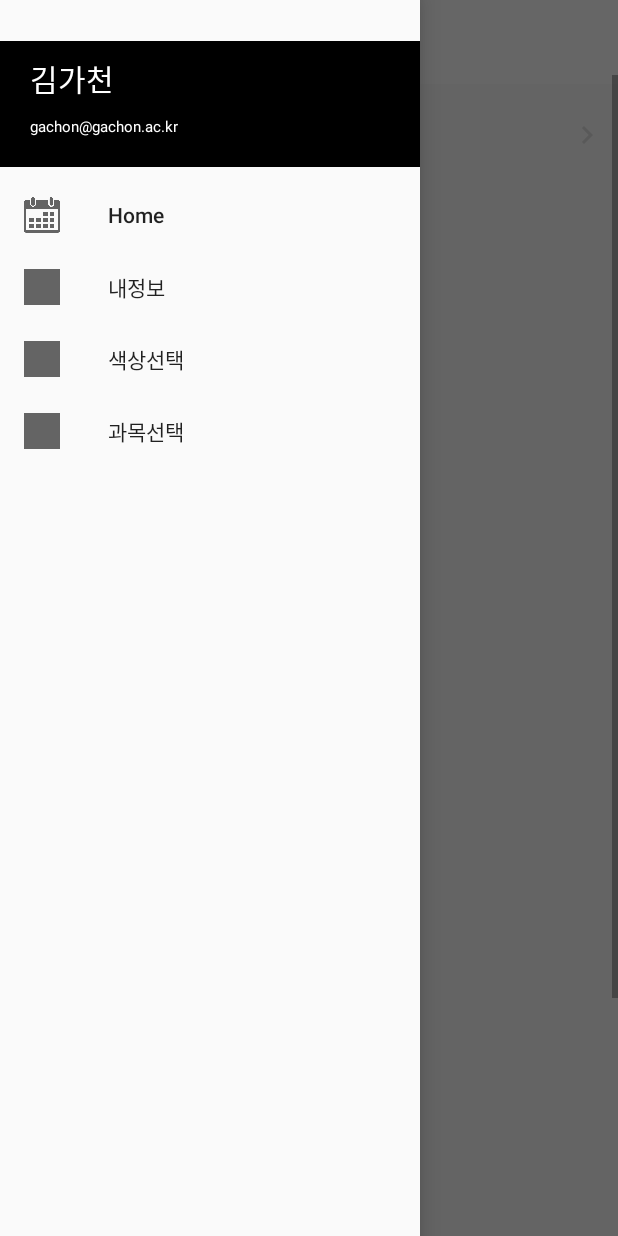
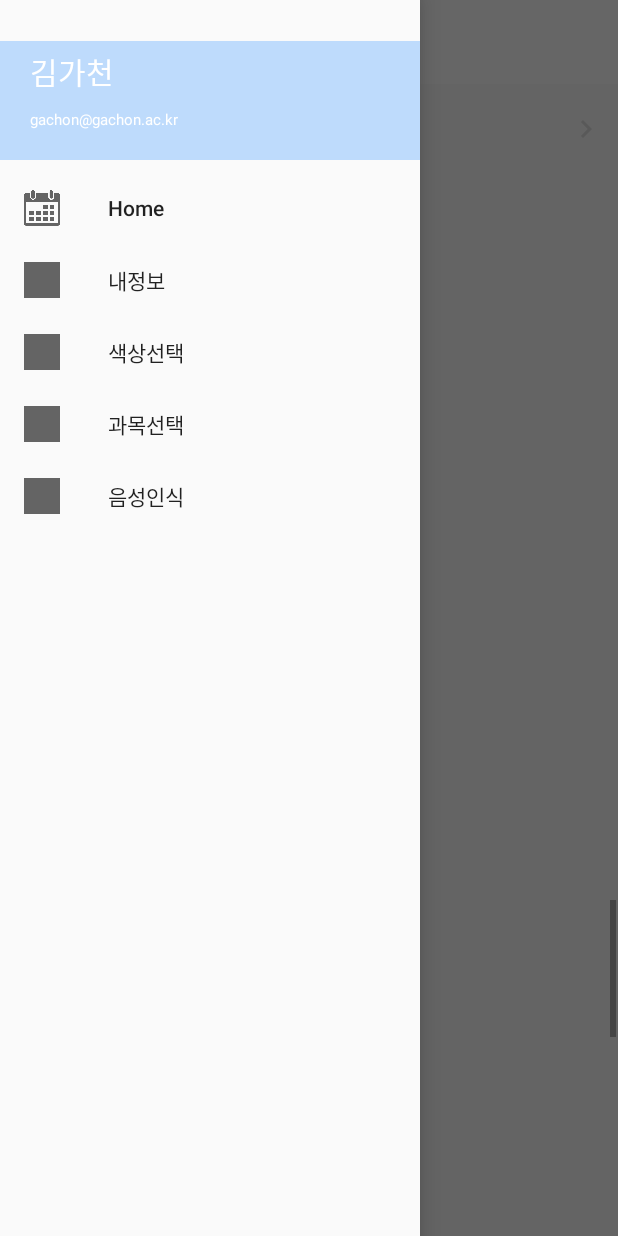
Before and after one commit to zzu-yaaa/Homework_Calendar, an Android app: the HomeFragment screen opened directly, with no data from a screen before it, with the side drawer open, on a phone screen of 412 x 824 dp. Run offline under Robolectric (Android 15) with nearby library versions, the phone set to English and light mode, and no system bars; libraries missing offline, so code that uses them is left out: com.jakewharton.threetenabp; 16 statements that could not run were skipped.

Commit message:
음성인식 추가

```diff
--- a/app/src/main/java/com/example/mp_termproject/HomeFragment.java
+++ b/app/src/main/java/com/example/mp_termproject/HomeFragment.java
@@ -27,10 +27,15 @@ import com.prolificinteractive.materialcalendarview.CalendarDay;
 import com.prolificinteractive.materialcalendarview.MaterialCalendarView;
 import com.prolificinteractive.materialcalendarview.OnDateSelectedListener;
 
+import java.text.DateFormat;
+import java.text.SimpleDateFormat;
 import java.util.ArrayList;
 import java.util.Arrays;
+import java.util.Calendar;
+import java.util.Date;
 import java.util.HashSet;
 import java.util.List;
+import java.util.Locale;
 import java.util.Set;
 
 /**
@@ -40,13 +45,10 @@ import java.util.Set;
  */
 public class HomeFragment extends Fragment {
 
-    int doneColor=Color.GRAY;
-    int undoneColor=Color.YELLOW;
+    int doneColor=Color.parseColor("#BEDBFC");
+    int undoneColor=Color.parseColor("#FFB531");
     private MaterialCalendarView materialCalendarView;
     TextView dateTextView;
-    TextView textView;
-    TextView textView2;
-    TextView textView3;
     ListView listView;
     Context ct;
 
@@ -109,13 +111,15 @@ public class HomeFragment extends Fragment {
         View v = inflater.inflate(R.layout.fragment_home, container, false);
         //activity에서의 activity.this 대체체
         ct = container.getContext();
-        textView = v.findViewById(R.id.textView);
-        textView2 = v.findViewById(R.id.textView2);
-        textView3 = v.findViewById(R.id.textView3);
 
         AndroidThreeTen.init(ct);
         materialCalendarView = v.findViewById(R.id.materialCalendarView);
         dateTextView = v.findViewById(R.id.dateTextView);
+
+        //오늘 날짜 보여주기
+        Date dateNow = Calendar.getInstance().getTime();
+        SimpleDateFormat format = new SimpleDateFormat("yyyy년 M월 dd일", Locale.getDefault());
+        dateTextView.setText(format.format(dateNow).toString());
 
         listView = v.findViewById(R.id.listView);
 
@@ -123,39 +127,11 @@ public class HomeFragment extends Fragment {
         courseHelper = new CourseDBHelper(ct);
         AsgHelper = new AsgDBHelper(ct);
 
-        /*
-        //지정 날짜에 bar 표시하기
-        HashSet<CalendarDay> dates = new HashSet<>();
-        dates.add(CalendarDay.from(2023, 05, 13));
-        dates.add(CalendarDay.from(2023, 05, 14));
-        dates.add(CalendarDay.from(2023, 05, 15));
 
-        HashSet<CalendarDay> dates2 = new HashSet<>();
-        dates2.add(CalendarDay.from(2023, 5, 15));
-        dates2.add(CalendarDay.from(2023, 5, 16));
-
-        HashSet<CalendarDay> dates3 = new HashSet<>();
-        dates3.add(CalendarDay.from(2023, 5, 16));
-        dates3.add(CalendarDay.from(2023, 5, 17));
-        dates3.add(CalendarDay.from(2023, 5, 18));
-
-        materialCalendarView.setTileHeightDp(70);
-
-        //지정된 날짜에 textview & rect 표시
-        TextDecorator decorator = new TextDecorator(ct, dates,"text",  Color.RED, 1);
-        materialCalendarView.addDecorator(decorator);
-
-        TextDecorator decorator2 = new TextDecorator(ct, dates2,"text",  Color.GREEN, 2);
-        materialCalendarView.addDecorator(decorator2);
-
-        TextDecorator decorator3 = new TextDecorator(ct, dates3,"text",  Color.BLUE, 3);
-        materialCalendarView.addDecorator(decorator3);
-
-        TextDecorator decorator4 = new TextDecorator(ct, dates3,"text",  Color.YELLOW, 4);
-        materialCalendarView.addDecorator(decorator4);
-
-        TextDecorator decorator5 = new TextDecorator(ct, dates3,"text",  Color.MAGENTA, 5);
-        materialCalendarView.addDecorator(decorator5);
+        /*materialCalendarView.addDecorators(
+                new SundayDecorator(),
+                new SaturdayDecorator()
+        );
 
          */
 
@@ -220,16 +196,27 @@ public class HomeFragment extends Fragment {
                 }
 
                 //해당 날짜에 해당하는 과제 보여주는 listview 보여주기 위한 adapter
-                ArrayAdapter<Assignment> asgAdapter = new ArrayAdapter<Assignment>(ct, android.R.layout.simple_spinner_item, list){
+                ArrayAdapter<Assignment> asgAdapter = new ArrayAdapter<Assignment>(ct, android.R.layout.simple_list_item_1, list){
                     @NonNull
                     @Override
                     public View getView(int position, @Nullable View convertView, @NonNull ViewGroup parent) {
-                        TextView textView = (TextView) super.getView(position, convertView, parent);
+                        View view = convertView;
+                        if (view == null) {
+                            LayoutInflater inflater = LayoutInflater.from(ct);
+                            view = inflater.inflate(R.layout.listview_asg, parent, false);
+
+                        }
+
+                        TextView subjectTextView = view.findViewById(R.id.subjectTextView);
+                        TextView asgTextView = view.findViewById(R.id.asgTextView);
+
                         Assignment asg = getItem(position);
                         if (asg != null) {
-                            textView.setText(asg.getSubjectName()+"\n"+asg.getAsgName());
+                            subjectTextView.setText(asg.getSubjectName());
+                            asgTextView.setText(asg.getAsgName());
                         }
-                        return textView;
+
+                        return view;
                     }
                 };
                 listView.setAdapter(asgAdapter);
@@ -262,7 +249,7 @@ public class HomeFragment extends Fragment {
                     for(int i=0;i<list.size();i++){
                         msg += list.get(i);
                     }
-                    textView.setText(msg);
+                    //textView.setText(msg);
                 }
                 else if(key.equals("checked_color")){
                     //ArrayList<Integer> list = getArguments().getIntegerArrayList(key);
@@ -275,7 +262,7 @@ public class HomeFragment extends Fragment {
                     doneColor= selectColor(list.get(0));
                     undoneColor= selectColor(list.get(1));
 
-                    textView2.setText(msg);
+                    //textView2.setText(msg);
                 }
             }
         }
--- a/app/src/main/java/com/example/mp_termproject/Login.java
+++ b/app/src/main/java/com/example/mp_termproject/Login.java
@@ -62,7 +62,7 @@ public class Login extends AppCompatActivity {
 
         setDatabase();  //set database table
 
-        /*
+
         courseHelper.insertCourse("소프트웨어공학", "정옥란", "check");
         courseHelper.insertCourse("사물인터넷개론", "최재혁", "check");
         courseHelper.insertCourse("모바일프로그래밍", "오영민", "check");
@@ -78,7 +78,7 @@ public class Login extends AppCompatActivity {
                 "제출 완료", "https://cyber.gachon.ac.kr/mod/assign/view.php?id=656475");
         AsgHelper.insertAsg("소프트웨어공학", "Final", "2023-05-30",
                 "Not sumbmitted", "https://cyber.gachon.ac.kr/mod/assign/view.php?id=656475");
-        */
+
 
         //Bundle bundle = new Bundle();
         name = (EditText) findViewById(R.id.name);
--- a/app/src/main/java/com/example/mp_termproject/MainActivity.java
+++ b/app/src/main/java/com/example/mp_termproject/MainActivity.java
@@ -82,6 +82,9 @@ public class MainActivity extends AppCompatActivity implements NavigationView.On
             case R.id.subject:
                 getSupportFragmentManager().beginTransaction().replace(R.id.fragment_container_view, new SubjectFragment()).commit();
                 break;
+            case R.id.speech:
+                getSupportFragmentManager().beginTransaction().replace(R.id.fragment_container_view, new SpeechFragment()).commit();
+                break;
         }
         drawer.closeDrawer(GravityCompat.START);
         return true;
--- a/app/src/main/java/com/example/mp_termproject/SundayDecorator.java
+++ b/app/src/main/java/com/example/mp_termproject/SundayDecorator.java
@@ -16,7 +16,7 @@ public class SundayDecorator implements DayViewDecorator {
     }
     @Override
     public boolean shouldDecorate(CalendarDay day){
-        //day.copyTo(calendar);
+        //day.getDay();
         int weekDay = calendar.get(Calendar.DAY_OF_WEEK);
         return weekDay == Calendar.SUNDAY;
     }
--- a/app/src/main/res/drawable/bar_orange.xml
+++ b/app/src/main/res/drawable/bar_orange.xml
@@ -10,4 +10,5 @@
         android:width="2dp"
         android:color="#FF9800"
         />
+
 </shape>
--- a/app/src/main/res/layout/navi_header.xml
+++ b/app/src/main/res/layout/navi_header.xml
@@ -6,14 +6,14 @@
     android:layout_height="match_parent"
     android:orientation="vertical"
     android:layout_marginTop="27dp"
-    android:background="@color/black">
+    android:background="#BEDBFC">
 
     <TextView
         android:id="@+id/name"
         android:layout_width="wrap_content"
         android:layout_height="wrap_content"
         android:layout_weight="1"
-        android:layout_marginTop="10dp"
+        android:layout_marginTop="5dp"
         android:text ="김가천"
         android:layout_marginLeft="20dp"
         android:textColor="@color/white"
--- a/app/src/main/res/menu/navigation_menu.xml
+++ b/app/src/main/res/menu/navigation_menu.xml
@@ -24,4 +24,10 @@
         android:icon="@drawable/subject"
         android:title="과목선택"
         />
+
+    <item
+        android:id="@+id/speech"
+        android:icon="@drawable/subject"
+        android:title="음성인식"
+        />
 </menu>
--- a/library/src/main/java/com/prolificinteractive/materialcalendarview/MaterialCalendarView.java
+++ b/library/src/main/java/com/prolificinteractive/materialcalendarview/MaterialCalendarView.java
@@ -367,6 +367,8 @@ public class MaterialCalendarView extends ViewGroup {
               getThemeAccentColor(context)
           )
       );
+
+
 
       CharSequence[] array = a.getTextArray(R.styleable.MaterialCalendarView_mcv_weekDayLabels);
       if (array != null) {
```
Also changed, not shown: app/src/main/java/com/example/mp_termproject/AddTextToDates.java (+7 -1 lines), app/src/main/java/com/example/mp_termproject/AsgDBHelper.java (+58 -0 lines), app/src/main/java/com/example/mp_termproject/SpeechFragment.java (added, +271 -0 lines), app/src/main/res/drawable/round_style.xml (added, +11 -0 lines), app/src/main/res/drawable/round_top.xml (added, +14 -0 lines), app/src/main/res/layout/fragment_home.xml (+25 -35 lines), app/src/main/res/layout/fragment_speech.xml (added, +120 -0 lines), app/src/main/res/layout/listview_asg.xml (added, +28 -0 lines), app/src/main/res/drawable/megaphone.png (added), app/src/main/res/drawable/microphone.png (added), app/src/main/res/drawable/suggestion.png (added), app/src/main/res/drawable/user.png (added).
